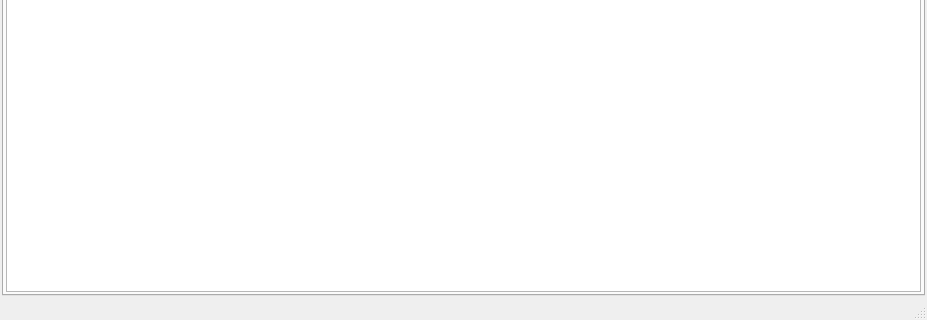
dlsartori/ganado, file ui/Test.ui: the form before one commit; both pictures show x 0 to 927 and y 256 to 576 of the 927 by 576 pixel window.
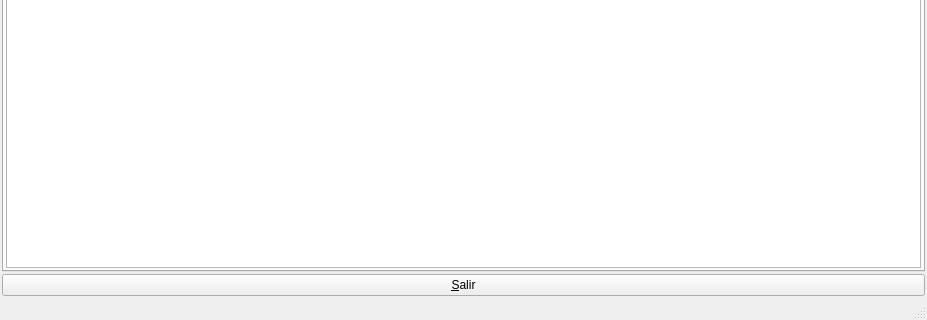
The form after the commit.

What changed in the file:
```diff
--- a/ui/Test.ui
+++ b/ui/Test.ui
@@ -108,6 +108,13 @@
       </widget>
      </widget>
     </item>
+    <item row="1" column="0">
+     <widget class="QPushButton" name="btnSalir">
+      <property name="text">
+       <string>&amp;Salir</string>
+      </property>
+     </widget>
+    </item>
    </layout>
   </widget>
   <widget class="QMenuBar" name="menubar">
```
Left out of the diff: 2 changed lines with no effect on the pictures.
